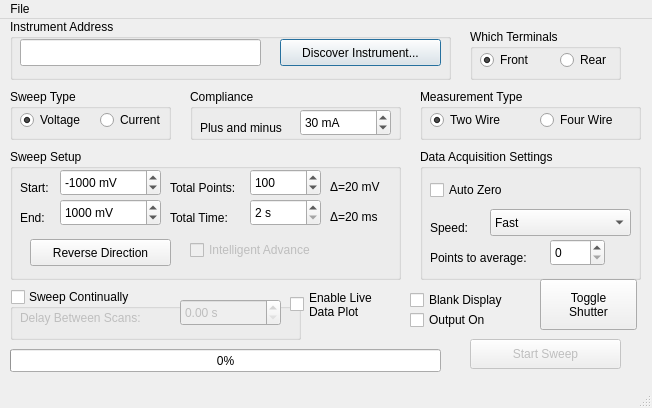
This is ivSweeper.ui in greysAcademicCode/i-v-vs-time-taker as Qt 5 draws it before an edit. The edited form follows.
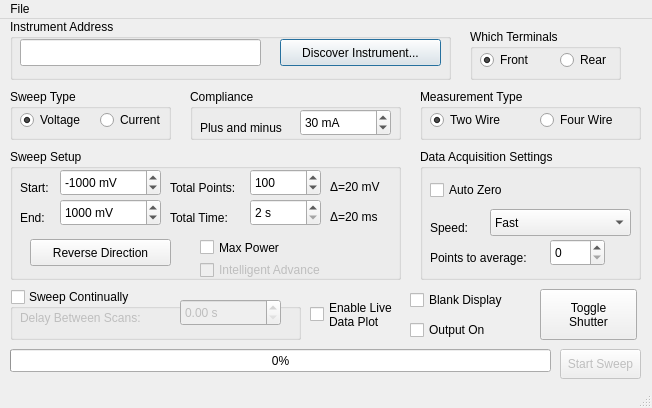
This is the edited form.

```diff
--- a/ivSweeper.ui
+++ b/ivSweeper.ui
@@ -74,9 +74,9 @@
     </property>
     <property name="geometry">
      <rect>
-      <x>470</x>
-      <y>320</y>
-      <width>151</width>
+      <x>560</x>
+      <y>330</y>
+      <width>81</width>
       <height>30</height>
      </rect>
     </property>
@@ -363,9 +363,9 @@
      </property>
      <property name="geometry">
       <rect>
-       <x>180</x>
-       <y>90</y>
-       <width>161</width>
+       <x>190</x>
+       <y>110</y>
+       <width>131</width>
        <height>22</height>
       </rect>
      </property>
@@ -402,6 +402,19 @@
       <string>Δ=20 ms</string>
      </property>
     </widget>
+    <widget class="QCheckBox" name="maxPowerCheck">
+     <property name="geometry">
+      <rect>
+       <x>190</x>
+       <y>90</y>
+       <width>111</width>
+       <height>17</height>
+      </rect>
+     </property>
+     <property name="text">
+      <string>Max Power</string>
+     </property>
+    </widget>
    </widget>
    <widget class="QGroupBox" name="daqGroup">
     <property name="geometry">
@@ -625,7 +638,7 @@
     <property name="geometry">
      <rect>
       <x>410</x>
-      <y>290</y>
+      <y>300</y>
       <width>121</width>
       <height>22</height>
      </rect>
@@ -639,7 +652,7 @@
      <rect>
       <x>10</x>
       <y>330</y>
-      <width>431</width>
+      <width>541</width>
       <height>23</height>
      </rect>
     </property>
@@ -717,9 +730,9 @@
    <widget class="QCheckBox" name="checkBox">
     <property name="geometry">
      <rect>
-      <x>290</x>
-      <y>270</y>
-      <width>131</width>
+      <x>310</x>
+      <y>280</y>
+      <width>91</width>
       <height>31</height>
      </rect>
     </property>
@@ -735,7 +748,7 @@
     <property name="geometry">
      <rect>
       <x>540</x>
-      <y>260</y>
+      <y>270</y>
       <width>97</width>
       <height>51</height>
      </rect>
```
Left out of the diff: 2 changed lines with no effect on the pictures.
